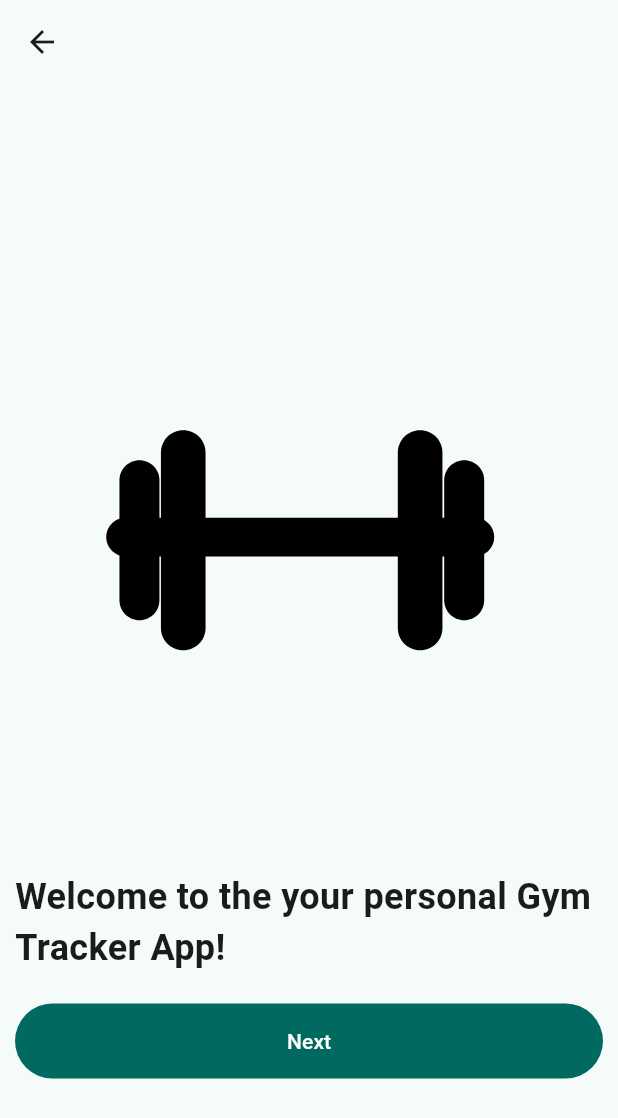
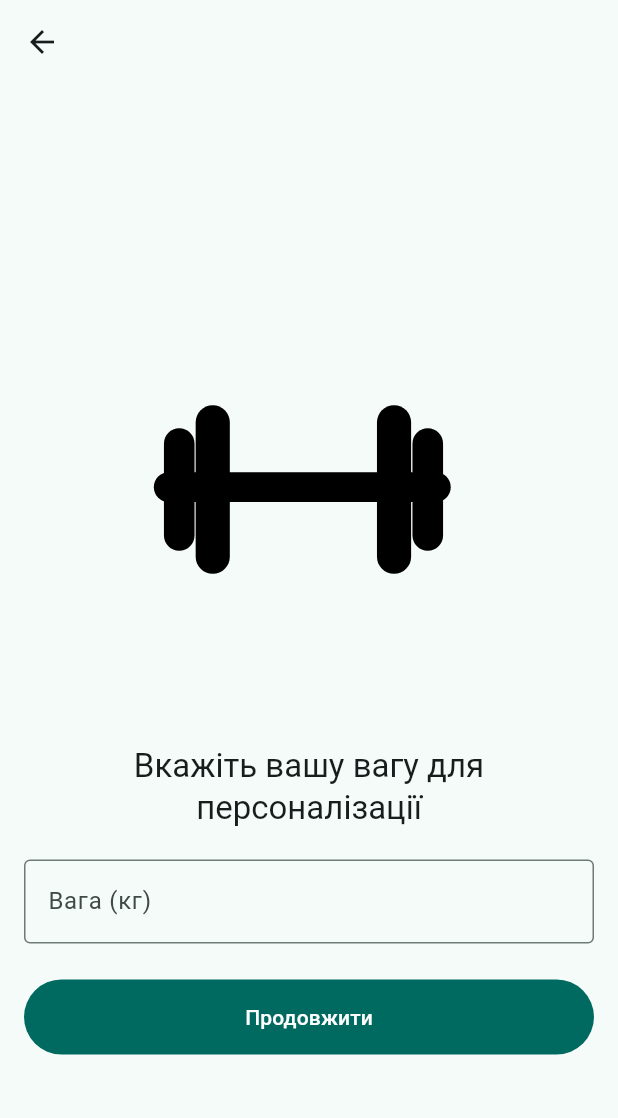
Before and after one commit to MykhailoZaichenko/gym_tracker_app, a Flutter app: the OnboardingPage screen opened directly, on a phone screen of 412 x 824 dp. Shown: the top 1118 px of the screen. Run offline on Flutter 3.47's test engine with Material 3 defaults, Android fonts, the phone set to English and light mode, and no system bars; our stand-ins replace fl_chart, google_fonts, image_picker, lottie, shared_preferences, sqflite and 1 more; accounts and stored records are empty.

Commit message:
add weight get in onboarding page

```diff
--- a/lib/features/welcome/pages/onboarding_page.dart
+++ b/lib/features/welcome/pages/onboarding_page.dart
@@ -1,23 +1,55 @@
 import 'package:flutter/material.dart';
 import 'package:gym_tracker_app/features/auth/pages/register_page.dart';
 import 'package:lottie/lottie.dart';
+import 'package:shared_preferences/shared_preferences.dart';
 
-class OnboardingPage extends StatelessWidget {
+class OnboardingPage extends StatefulWidget {
   const OnboardingPage({super.key});
+
+  @override
+  State<OnboardingPage> createState() => _OnboardingPageState();
+}
+
+class _OnboardingPageState extends State<OnboardingPage> {
+  final _formKey = GlobalKey<FormState>();
+  final _weightCtrl = TextEditingController();
+
+  @override
+  void dispose() {
+    _weightCtrl.dispose();
+    super.dispose();
+  }
+
+  Future<void> _goToRegister() async {
+    if (!_formKey.currentState!.validate()) return;
+
+    final weight = double.tryParse(_weightCtrl.text.replaceAll(',', '.'));
+    if (weight == null || weight <= 0) return;
+
+    final prefs = await SharedPreferences.getInstance();
+    await prefs.setDouble('user_weight', weight);
+
+    if (!mounted) return;
+    Navigator.pushReplacement(
+      context,
+      MaterialPageRoute(builder: (_) => const RegisterPage(title: 'Register')),
+    );
+  }
 
   @override
   Widget build(BuildContext context) {
     final isDark = Theme.of(context).brightness == Brightness.dark;
+
     return Scaffold(
       appBar: AppBar(),
       body: Center(
         child: SingleChildScrollView(
-          child: Padding(
-            padding: const EdgeInsets.all(10.0),
+          padding: const EdgeInsets.all(16),
+          child: Form(
+            key: _formKey,
             child: Column(
               children: [
                 isDark
-                    // У темному режимі — біла анімація
                     ? ColorFiltered(
                         colorFilter: const ColorFilter.mode(
                           Colors.white,
@@ -25,31 +57,44 @@ class OnboardingPage extends StatelessWidget {
                         ),
                         child: Lottie.asset(
                           'assets/lotties/dumbell.json',
-                          height: 400,
+                          height: 300,
                         ),
                       )
-                    // В світлому режимі — без фільтра (оригінальні кольори)
-                    : Lottie.asset('assets/lotties/dumbell.json', height: 400),
-                SizedBox(height: 20.0),
+                    : Lottie.asset('assets/lotties/dumbell.json', height: 300),
+                const SizedBox(height: 20),
                 Text(
-                  'Welcome to the your personal Gym Tracker App!',
-                  style: TextStyle(fontSize: 24.0, fontWeight: FontWeight.bold),
+                  'Вкажіть вашу вагу для персоналізації',
+                  style: Theme.of(context).textTheme.titleLarge,
+                  textAlign: TextAlign.center,
                 ),
-                SizedBox(height: 20.0),
-                FilledButton(
-                  onPressed: () {
-                    Navigator.pushAndRemoveUntil(
-                      context,
-                      MaterialPageRoute(
-                        builder: (_) => const RegisterPage(title: 'Register'),
-                      ),
-                      (route) => false,
-                    );
+                const SizedBox(height: 20),
+                TextFormField(
+                  controller: _weightCtrl,
+                  keyboardType: const TextInputType.numberWithOptions(
+                    decimal: true,
+                  ),
+                  decoration: const InputDecoration(
+                    labelText: 'Вага (кг)',
+                    border: OutlineInputBorder(),
+                  ),
+                  validator: (value) {
+                    final parsed = double.tryParse(value!.replaceAll(',', '.'));
+                    if (parsed == null || parsed <= 0) {
+                      return 'Введіть коректну вагу';
+                    }
+                    return null;
                   },
-                  style: ElevatedButton.styleFrom(
-                    minimumSize: Size(double.infinity, 50.0),
+                ),
+                const SizedBox(height: 24),
+                SizedBox(
+                  width: double.infinity,
+                  child: FilledButton(
+                    onPressed: _goToRegister,
+                    style: FilledButton.styleFrom(
+                      minimumSize: const Size(double.infinity, 50),
+                    ),
+                    child: const Text('Продовжити'),
                   ),
-                  child: Text('Next'),
                 ),
               ],
             ),
```
Also changed, not shown: lib/features/profile/pages/profile_edit_page.dart (+77 -20 lines), lib/features/profile/widgets/profile_header.dart (+0 -42 lines).
